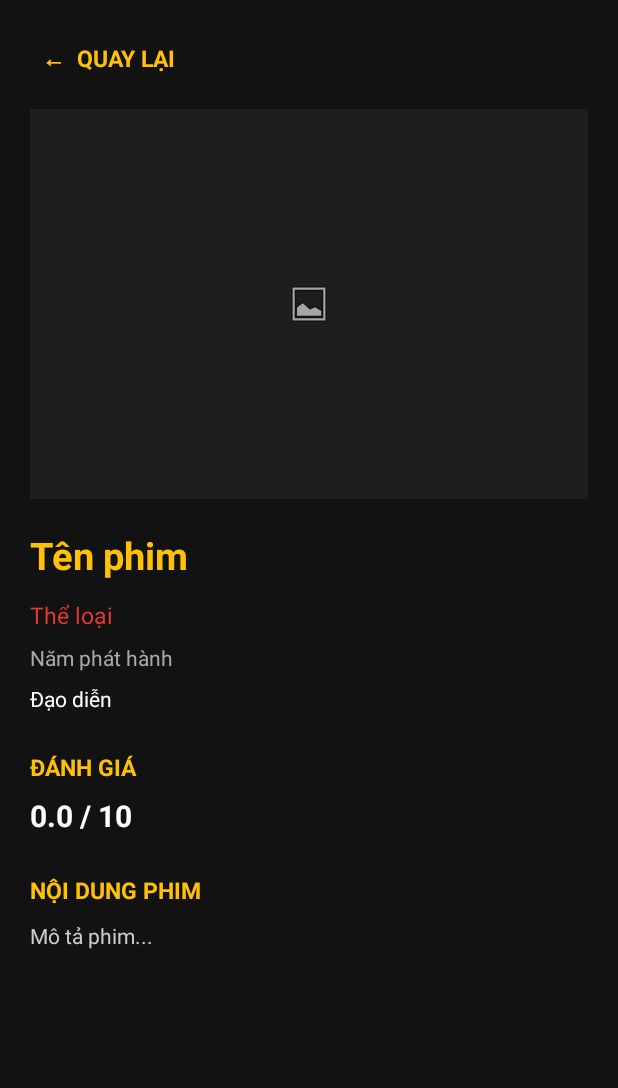
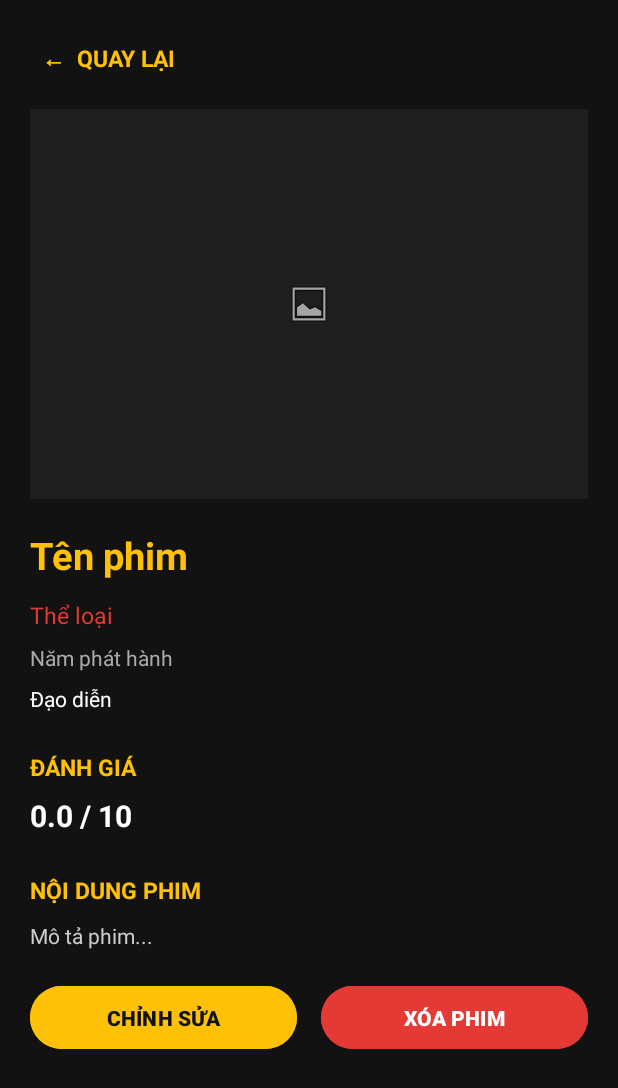
Before and after one commit to Taydiptria/quan-li-phim, an Android app: the MovieDetailActivity screen opened directly, with no data from a screen before it, on a phone screen of 412 x 824 dp. Shown: the top 1088 px of the screen. Run offline under Robolectric (Android 15) with nearby library versions, the phone set to English and light mode, and no system bars; 1 statement that could not run was skipped.

Commit message:
Quan Li Thong Tin Phim

```diff
--- a/app/src/main/AndroidManifest.xml
+++ b/app/src/main/AndroidManifest.xml
@@ -11,6 +11,9 @@
         android:roundIcon="@mipmap/ic_launcher_round"
         android:supportsRtl="true"
         android:theme="@style/Theme.QuanliPhim">
+        <activity
+            android:name=".AddMovieActivity"
+            android:exported="false"/>
         <activity
             android:name=".MovieDetailActivity"
             android:exported="false"/>
--- a/app/src/main/res/layout/activity_movie_detail.xml
+++ b/app/src/main/res/layout/activity_movie_detail.xml
@@ -105,7 +105,36 @@
             android:textSize="14sp"
             android:lineSpacingExtra="5dp"
             android:layout_marginTop="10dp"
-            android:layout_marginBottom="30dp"/>
+            android:layout_marginBottom="20dp"/>
+
+        <LinearLayout
+            android:layout_width="match_parent"
+            android:layout_height="wrap_content"
+            android:orientation="horizontal"
+            android:layout_marginBottom="30dp">
+
+            <Button
+                android:id="@+id/btnEdit"
+                android:layout_width="0dp"
+                android:layout_height="50dp"
+                android:layout_weight="1"
+                android:text="CHỈNH SỬA"
+                android:textColor="#121212"
+                android:textStyle="bold"
+                android:backgroundTint="#FFC107"
+                android:layout_marginEnd="8dp"/>
+
+            <Button
+                android:id="@+id/btnDelete"
+                android:layout_width="0dp"
+                android:layout_height="50dp"
+                android:layout_weight="1"
+                android:text="XÓA PHIM"
+                android:textColor="#FFFFFF"
+                android:textStyle="bold"
+                android:backgroundTint="#E53935"
+                android:layout_marginStart="8dp"/>
+        </LinearLayout>
 
     </LinearLayout>
 
```
Also changed, not shown: app/src/main/java/com/example/quanliphim/AddMovieActivity.java (added, +145 -0 lines), app/src/main/java/com/example/quanliphim/MainActivity.java (+8 -0 lines), app/src/main/java/com/example/quanliphim/MovieDetailActivity.java (+44 -1 lines), app/src/main/res/layout/activity_add_movie.xml (+10 -10 lines), app/src/main/res/layout/activity_main.xml (+18 -0 lines), 2 other files.
